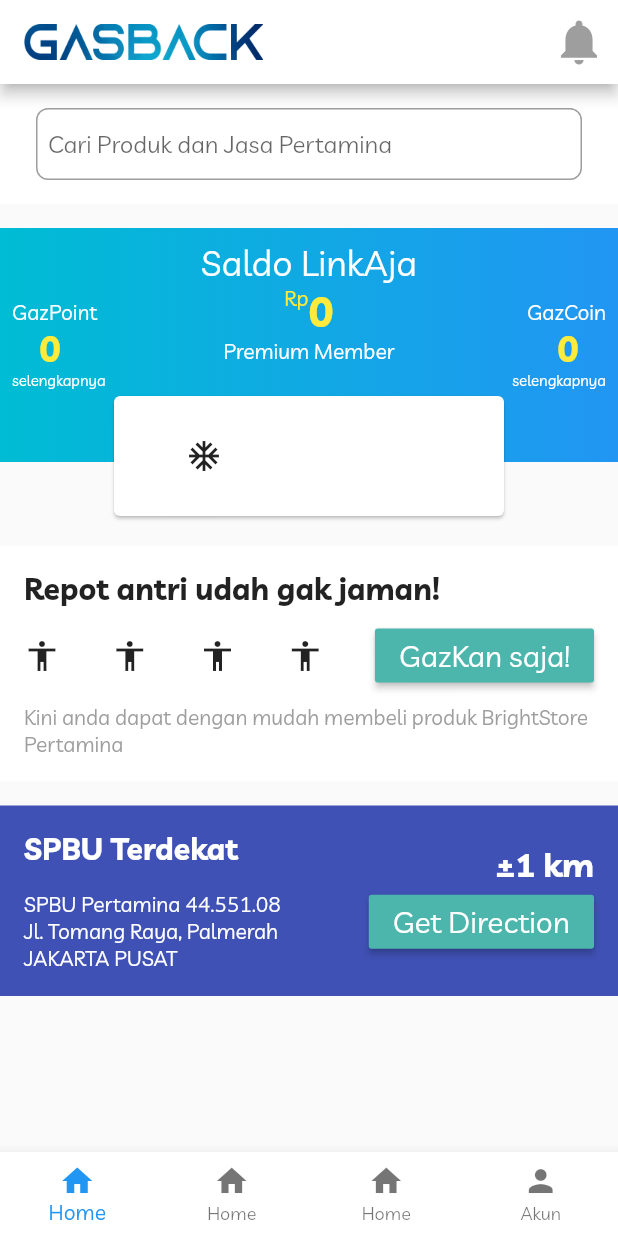
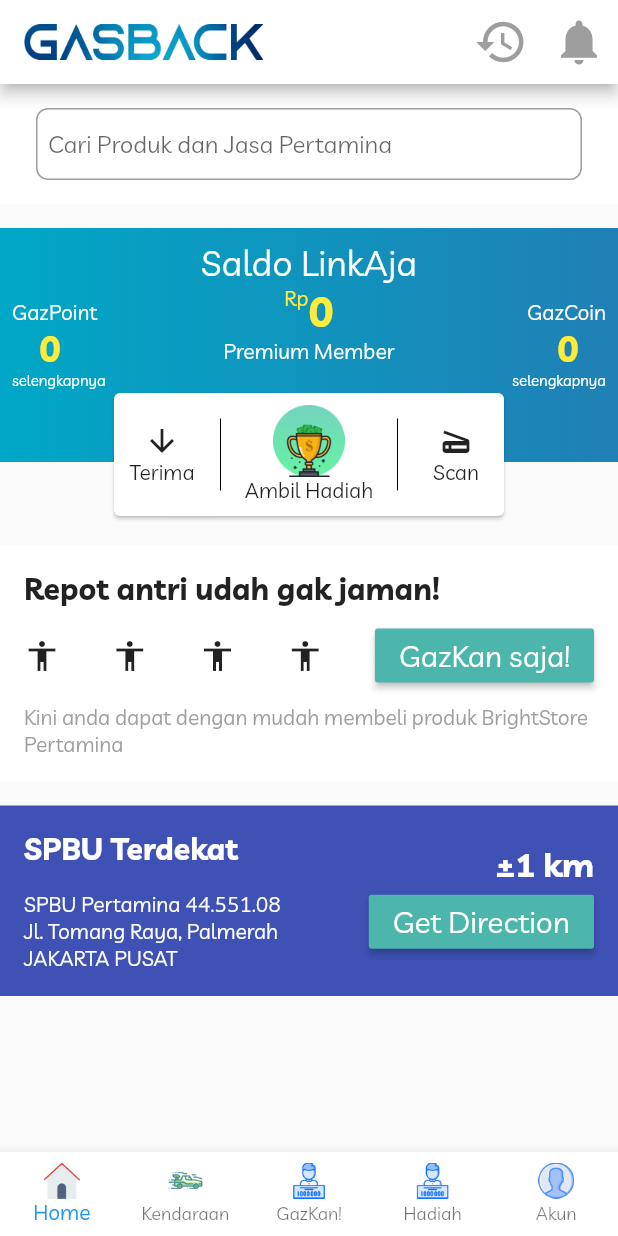
Before and after one commit to Renziera/GazBack, a Flutter app: the HomeScreen screen opened directly, on a phone screen of 412 x 824 dp. Run offline on Flutter 3.47's test engine with Material 2 defaults, Android fonts, the phone set to English and light mode, and no system bars; our stand-ins replace cloud_firestore, firebase_auth, qr_flutter; missing offline and left inert: firebase_livestream_ml_vision; accounts and stored records are empty.

Commit message:
Sebelum berangkat

```diff
--- a/gazback/lib/home.dart
+++ b/gazback/lib/home.dart
@@ -8,12 +8,24 @@
 
 class _HomeScreenState extends State<HomeScreen> {
   int _currentIndex = 0;
-  final List<Widget> _pages = [
-    HomePage(),
-    SizedBox.shrink(),
-    SizedBox.shrink(),
-    SizedBox.shrink(),
-  ];
+  static List<Widget> _pages;
+
+  @override
+  void initState() {
+    super.initState();
+    _pages = [
+      HomePage(setPage),
+      SizedBox.shrink(),
+      SizedBox.shrink(),
+      SizedBox.shrink(),
+    ];
+  }
+
+  void setPage(int index) {
+    setState(() {
+      _currentIndex = index;
+    });
+  }
 
   @override
   Widget build(BuildContext context) {
@@ -26,10 +38,22 @@
         ),
         actions: <Widget>[
           IconButton(
+            icon: Icon(Icons.history),
+            iconSize: 36,
+            color: Colors.grey,
+            onPressed: () {
+              Navigator.of(context).push(
+                  MaterialPageRoute(builder: (context) => HistoryScreen()));
+            },
+          ),
+          IconButton(
             icon: Icon(Icons.notifications),
             iconSize: 36,
             color: Colors.grey,
-            onPressed: () {},
+            onPressed: () {
+              Navigator.of(context).push(MaterialPageRoute(
+                  builder: (context) => NotificationScreen()));
+            },
           ),
         ],
       ),
@@ -44,24 +68,103 @@
         type: BottomNavigationBarType.fixed,
         items: [
           BottomNavigationBarItem(
-            icon: Icon(Icons.home),
+            icon: Image.asset(
+              'img/home-pale.png',
+              height: 24,
+              width: 24,
+            ),
+            activeIcon: Image.asset(
+              'img/home-color.png',
+              height: 24,
+              width: 24,
+            ),
             title: Text('Home'),
           ),
           BottomNavigationBarItem(
-            icon: Icon(Icons.home),
-            title: Text('Home'),
+            icon: Image.asset(
+              'img/kendaraan-pale.png',
+              height: 24,
+              width: 24,
+            ),
+            activeIcon: Image.asset(
+              'img/kendaraan-color.png',
+              height: 24,
+              width: 24,
+            ),
+            title: Text('Kendaraan'),
           ),
           BottomNavigationBarItem(
-            icon: Icon(Icons.home),
-            title: Text('Home'),
+            icon: Image.asset(
+              'img/prize-pale.png',
+              height: 24,
+              width: 24,
+            ),
+            activeIcon: Image.asset(
+              'img/prize-color.png',
+              height: 24,
+              width: 24,
+            ),
+            title: Text('GazKan!'),
           ),
           BottomNavigationBarItem(
-            icon: Icon(Icons.person),
+            icon: Image.asset(
+              'img/prize-pale.png',
+              height: 24,
+              width: 24,
+            ),
+            activeIcon: Image.asset(
+              'img/prize-color.png',
+              height: 24,
+              width: 24,
+            ),
+            title: Text('Hadiah'),
+          ),
+          BottomNavigationBarItem(
+            icon: Image.asset(
+              'img/profile-pale.png',
+              height: 24,
+              width: 24,
+            ),
+            activeIcon: Image.asset(
+              'img/profile-color.png',
+              height: 24,
+              width: 24,
+            ),
             title: Text('Akun'),
           ),
         ],
       ),
       body: _pages[_currentIndex],
+    );
+  }
+}
+
+class NotificationScreen extends StatelessWidget {
+  @override
+  Widget build(BuildContext context) {
+    return Scaffold(
+      appBar: AppBar(
+        title: Text('Notifikasi'),
+      ),
+      body: Center(
+        child: Text('Belum ada notifikasi'),
+      ),
+    );
+  }
+}
+
+class HistoryScreen extends StatefulWidget {
+  @override
+  _HistoryScreenState createState() => _HistoryScreenState();
+}
+
+class _HistoryScreenState extends State<HistoryScreen> {
+  @override
+  Widget build(BuildContext context) {
+    return Scaffold(
+      appBar: AppBar(
+        title: Text('History'),
+      ),
     );
   }
 }
--- a/gazback/lib/page_home.dart
+++ b/gazback/lib/page_home.dart
@@ -1,8 +1,12 @@
 import 'package:cloud_firestore/cloud_firestore.dart';
 import 'package:firebase_auth/firebase_auth.dart';
 import 'package:flutter/material.dart';
+import 'package:gazback/scan.dart';
+import 'package:qr_flutter/qr_flutter.dart';
 
 class HomePage extends StatelessWidget {
+  final setPage;
+  HomePage(this.setPage);
   @override
   Widget build(BuildContext context) {
     return SingleChildScrollView(
@@ -21,8 +25,8 @@
             ),
           ),
           SizedBox(height: 16),
-          Saldo(),
-          BrightStore(),
+          Saldo(setPage),
+          BrightStore(setPage),
           SizedBox(height: 16),
           Terdekat(),
           SizedBox(height: 16),
@@ -98,6 +102,8 @@
 }
 
 class BrightStore extends StatelessWidget {
+  final setPage;
+  BrightStore(this.setPage);
   @override
   Widget build(BuildContext context) {
     return Container(
@@ -124,7 +130,9 @@
                   'GazKan saja!',
                   style: TextStyle(color: Colors.white, fontSize: 20),
                 ),
-                onPressed: () {},
+                onPressed: () {
+                  setPage(2);
+                },
                 color: Colors.teal.shade300,
               ),
             ],
@@ -141,6 +149,8 @@
 }
 
 class Saldo extends StatefulWidget {
+  final setPage;
+  Saldo(this.setPage);
   @override
   _SaldoState createState() => _SaldoState();
 }
@@ -183,8 +193,8 @@
                   begin: Alignment.centerLeft,
                   end: Alignment.centerRight,
                   colors: [
-                    Colors.cyan,
-                    Colors.blue,
+                    Color(0xFF00A7C6),
+                    Color(0xFF2080B5),
                   ],
                 ),
               ),
@@ -273,12 +283,78 @@
           child: Card(
             color: Colors.white,
             child: Padding(
-              padding: EdgeInsets.all(16),
+              padding: EdgeInsets.all(8),
               child: Row(
+                mainAxisAlignment: MainAxisAlignment.spaceBetween,
                 children: <Widget>[
+                  SizedBox(
+                    width: 48,
+                    child: FlatButton(
+                      padding: EdgeInsets.all(0),
+                      child: Column(
+                        children: <Widget>[
+                          Icon(Icons.arrow_downward),
+                          Text('Terima'),
+                        ],
+                      ),
+                      onPressed: () {
+                        showDialog(
+                            context: context,
+                            barrierDismissible: true,
+                            builder: (BuildContext context) {
+                              return AlertDialog(
+                                content: QrImage(
+                                  data: 'ASDF',
+                                  size: 200,
+                                ),
+                              );
+                            });
+                      },
+                    ),
+                  ),
+                  SizedBox(
+                    height: 48,
+                    child: VerticalDivider(
+                      color: Colors.black,
+                    ),
+                  ),
                   FlatButton(
-                    child: Icon(Icons.ac_unit),
-                    onPressed: () {},
+                    padding: EdgeInsets.all(0),
+                    child: Column(
+                      children: <Widget>[
+                        Image.asset(
+                          'img/prize.png',
+                          height: 48,
+                          width: 48,
+                        ),
+                        Text('Ambil Hadiah'),
+                      ],
+                    ),
+                    onPressed: () {
+                      widget.setPage(3);
+                    },
+                  ),
+                  SizedBox(
+                    height: 48,
+                    child: VerticalDivider(
+                      color: Colors.black,
+                    ),
+                  ),
+                  SizedBox(
+                    width: 48,
+                    child: FlatButton(
+                      padding: EdgeInsets.all(0),
+                      child: Column(
+                        children: <Widget>[
+                          Icon(Icons.scanner),
+                          Text('Scan'),
+                        ],
+                      ),
+                      onPressed: () {
+                        Navigator.of(context).push(MaterialPageRoute(
+                            builder: (context) => ScanScreen()));
+                      },
+                    ),
                   ),
                 ],
               ),
```
Also changed, not shown: gazback/lib/gazkoin.dart (added, +17 -0 lines), gazback/lib/gazpoin.dart (added, +17 -0 lines), gazback/lib/page_akun.dart (added, +19 -0 lines), gazback/lib/scan.dart (added, +49 -0 lines), gazback/pubspec.yaml (+9 -0 lines), gazback/img/home-color.png (added), gazback/img/home-pale.png (added), gazback/img/kendaraan-color.png (added), gazback/img/kendaraan-pale.png (added), gazback/img/prize-color.png (added), gazback/img/prize-pale.png (added), gazback/img/prize.png (added), gazback/img/profile-color.png (added), gazback/img/profile-pale.png (added), 1 more files.
